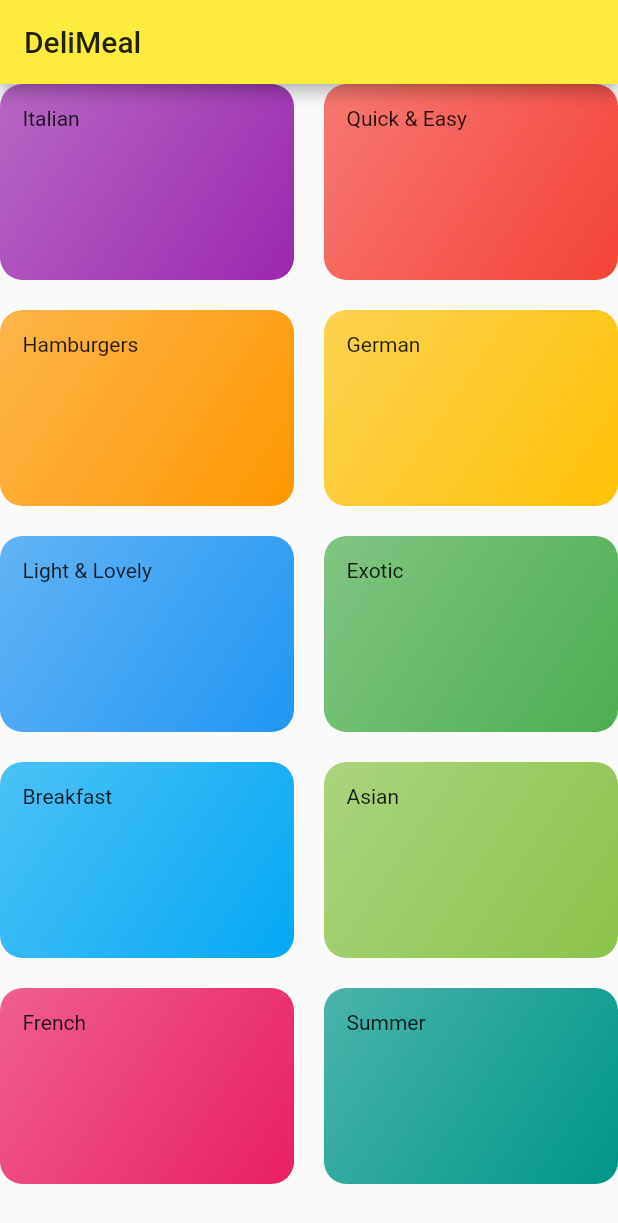
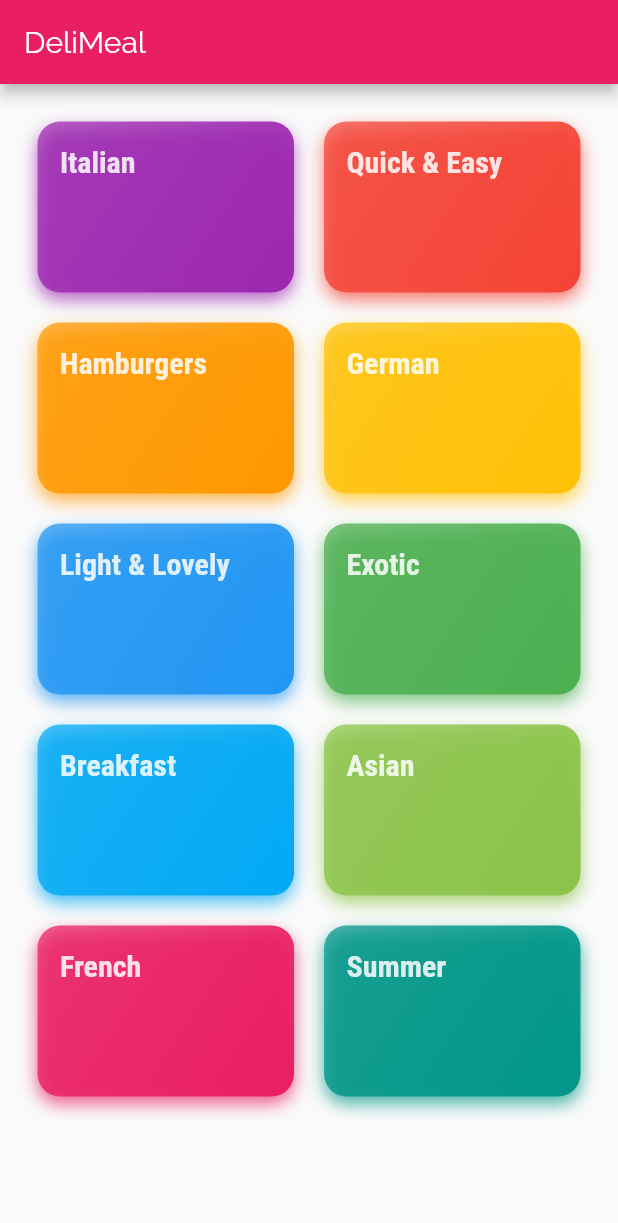
Before and after one commit to JyotinderSingh/Recipes-App-in-Flutter, a Flutter app: the screen it shows after launch, on a phone screen of 412 x 824 dp. Shown: the top 1223 px of the screen. Run offline on Flutter 3.47's test engine with Material 2 defaults, Android fonts, the phone set to English and light mode, and no system bars.

Commit message:
UI improvements

```diff
--- a/lib/categories_screen.dart
+++ b/lib/categories_screen.dart
@@ -18,6 +18,7 @@ class _CategoriesScreenState extends State<CategoriesScreen> {
         ),
       ),
       body: GridView(
+        padding: const EdgeInsets.all(25),
         children: DUMMY_CATEGORIES
             .map((catData) => CategoryItem(
                   catData.title,
--- a/lib/category_item.dart
+++ b/lib/category_item.dart
@@ -10,7 +10,13 @@ class CategoryItem extends StatelessWidget {
   Widget build(BuildContext context) {
     return Container(
       padding: const EdgeInsets.all(15),
-      child: Text(title),
+      child: Opacity(
+        opacity: 0.85,
+        child: Text(
+          title,
+          style: Theme.of(context).textTheme.title,
+        ),
+      ),
       decoration: BoxDecoration(
           gradient: LinearGradient(
             colors: [
@@ -21,7 +27,14 @@ class CategoryItem extends StatelessWidget {
             end: Alignment.bottomRight,
           ),
           borderRadius: BorderRadius.circular(15),
+          boxShadow: [
+            BoxShadow(
+              color: color.withOpacity(0.7),
+              blurRadius: 9,
+              spreadRadius: 0,
+              offset: Offset(0, 5),
             ),
+          ]),
     );
   }
 }
--- a/lib/main.dart
+++ b/lib/main.dart
@@ -11,7 +11,24 @@ class MyApp extends StatelessWidget {
     return MaterialApp(
       title: 'Flutter Demo',
       theme: ThemeData(
-        primarySwatch: Colors.yellow,
+        primarySwatch: Colors.pink,
+        accentColor: Colors.amber,
+        canvasColor: Color.fromRGBO(250, 250, 250, 1),
+        fontFamily: 'Raleway',
+        textTheme: ThemeData.light().textTheme.copyWith(
+              body1: TextStyle(
+                color: Color.fromRGBO(20, 51, 51, 1),
+              ),
+              body2: TextStyle(
+                color: Color.fromRGBO(20, 51, 51, 1),
+              ),
+              title: TextStyle(
+                fontSize: 20,
+                fontFamily: 'RobotoCondensed',
+                color: Colors.white,
+                fontWeight: FontWeight.bold,
+              ),
+            ),
       ),
       home: CategoriesScreen(),
     );
```
Also changed, not shown: pubspec.yaml (+17 -6 lines), assets/fonts/Raleway-Black.ttf (added), assets/fonts/Raleway-Bold.ttf (added), assets/fonts/Raleway-Regular.ttf (added), assets/fonts/RobotoCondensed-Bold.ttf (added), assets/fonts/RobotoCondensed-Italic.ttf (added), assets/fonts/RobotoCondensed-Light.ttf (added), assets/fonts/RobotoCondensed-Regular.ttf (added). Lines whose indentation alone changed are shown as unchanged.
